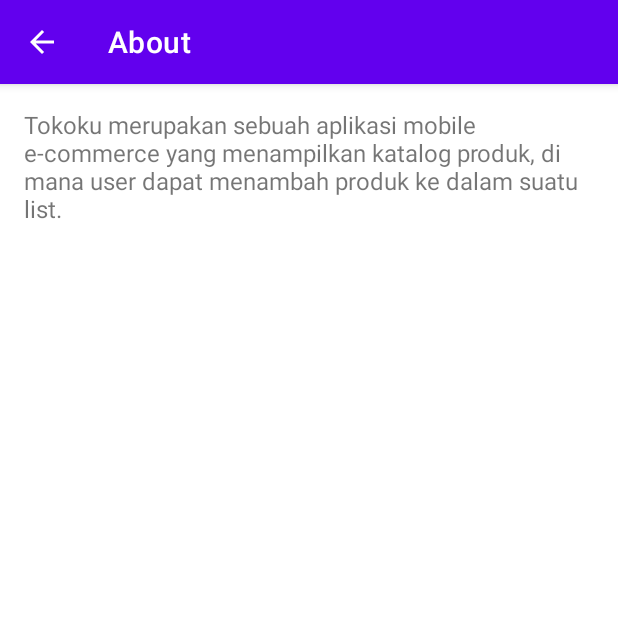
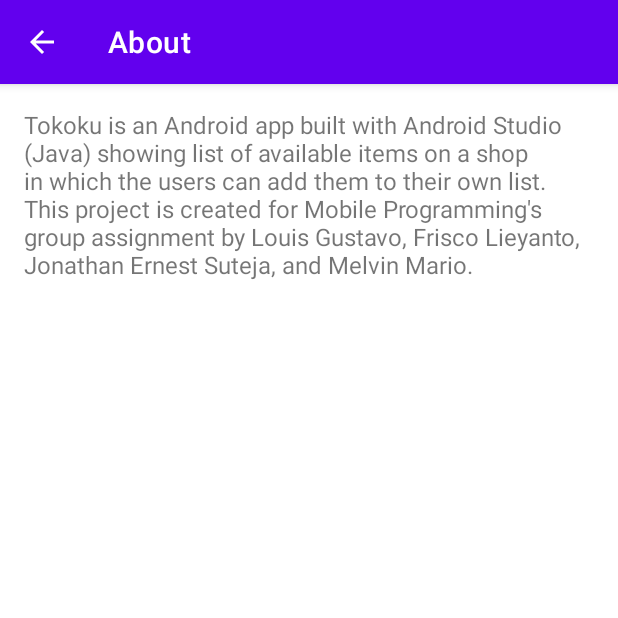
Before and after one commit to itslouisgs/tokoku, an Android app: the AboutActivity screen opened directly, with no data from a screen before it, on a phone screen of 412 x 824 dp, the top half of it. Run offline under Robolectric (Android 15) with nearby library versions, the phone set to English and light mode, and no system bars.

Commit message:
chore(AboutActivity): update project description

```diff
--- a/app/src/main/res/layout/activity_about.xml
+++ b/app/src/main/res/layout/activity_about.xml
@@ -13,7 +13,7 @@
         android:layout_marginTop="16dp"
         android:paddingStart="16dp"
         android:paddingEnd="16dp"
-        android:text="Tokoku merupakan sebuah aplikasi mobile e-commerce yang menampilkan katalog produk, di mana user dapat menambah produk ke dalam suatu list."
+        android:text="Tokoku is an Android app built with Android Studio (Java) showing list of available items on a shop in which the users can add them to their own list. This project is created for Mobile Programming's group assignment by Louis Gustavo, Frisco Lieyanto, Jonathan Ernest Suteja, and Melvin Mario."
         android:textAlignment="viewStart"
         android:textSize="16sp"
         app:layout_constraintEnd_toEndOf="parent"
```
